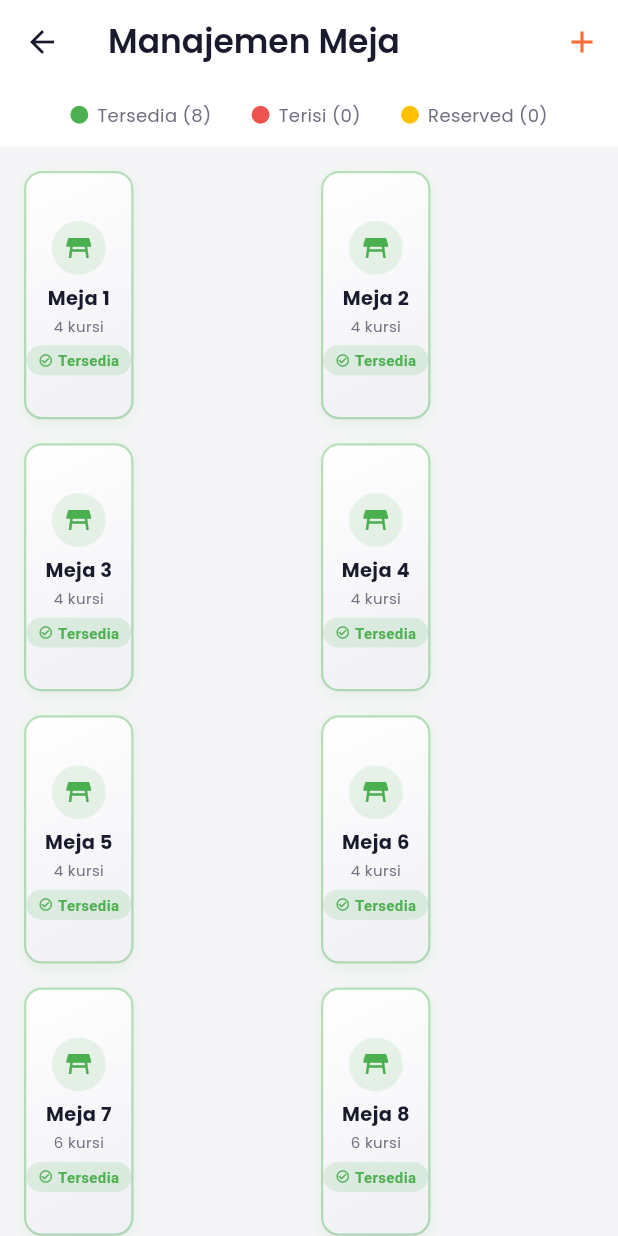
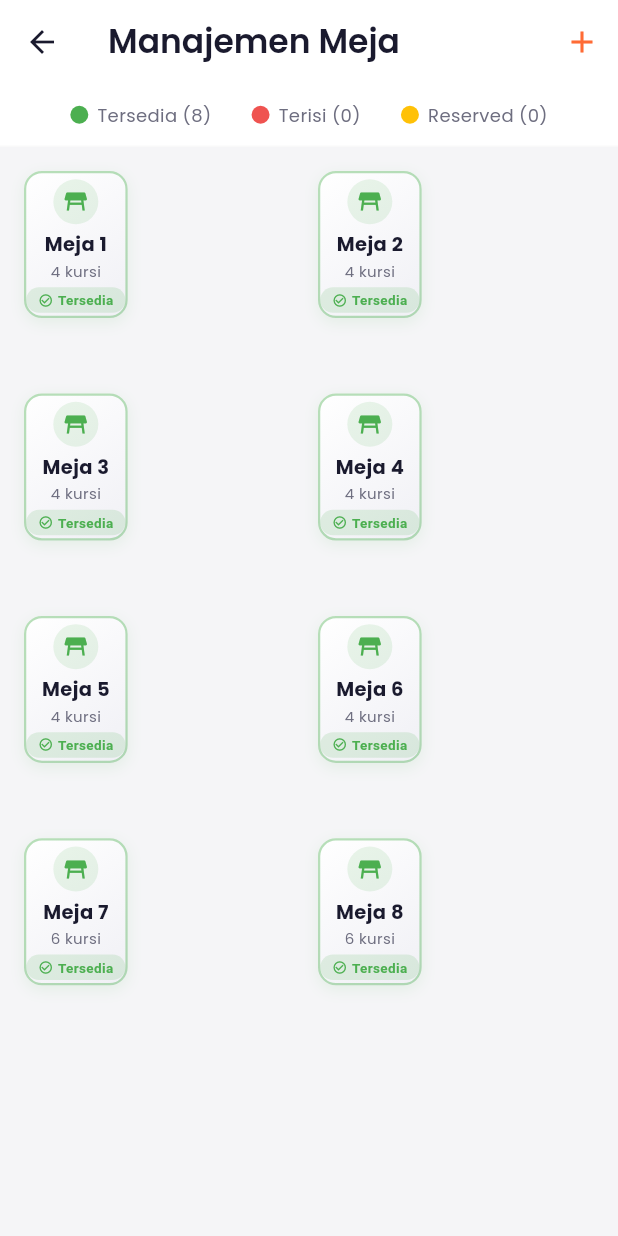
Before and after one commit to Lucifer-pw/Dapoer-Manahan-POS, a Flutter app: the TableScreen screen opened directly, on a phone screen of 412 x 824 dp. Run offline on Flutter 3.47's test engine with Material 3 defaults, Android fonts, the phone set to English and light mode, and no system bars; our stand-ins replace cached_network_image, cloud_firestore, connectivity_plus, device_info_plus, dio, firebase_auth and 14 more; missing offline and left inert: blue_thermal_printer, dart:html, google_mlkit_text_recognition; accounts and stored records are empty; network calls fail; project files that could hold a hidden picture were left out.

Commit message:
fix: make table cards and layout even more compact on mobile/Android and bump version to 1.3.7+73

```diff
--- a/lib/screens/table_screen.dart
+++ b/lib/screens/table_screen.dart
@@ -215,9 +215,9 @@ class _TableScreenState extends State<TableScreen> {
                           gridDelegate: isMobile
                               ? const SliverGridDelegateWithFixedCrossAxisCount(
                                   crossAxisCount: 2,
-                                  childAspectRatio: 1.1,
-                                  crossAxisSpacing: 16,
-                                  mainAxisSpacing: 16,
+                                  childAspectRatio: 1.35,
+                                  crossAxisSpacing: 12,
+                                  mainAxisSpacing: 12,
                                 )
                               : const SliverGridDelegateWithMaxCrossAxisExtent(
                                   maxCrossAxisExtent: 180,
--- a/lib/widgets/table_card.dart
+++ b/lib/widgets/table_card.dart
@@ -121,22 +121,23 @@ class TableCard extends StatelessWidget {
             ),
             child: Column(
               mainAxisAlignment: MainAxisAlignment.center,
+              mainAxisSize: isMobile ? MainAxisSize.min : MainAxisSize.max,
               children: [
-                SizedBox(height: isMobile ? 6 : 8), // Memberikan sedikit ruang di atas
+                SizedBox(height: isMobile ? 4 : 8),
                 // Table icon with status glow
                 Container(
-                  padding: EdgeInsets.all(isMobile ? 8 : 12),
+                  padding: EdgeInsets.all(isMobile ? 6 : 12),
                   decoration: BoxDecoration(
                     color: _statusColor.withOpacity(0.12),
                     shape: BoxShape.circle,
                   ),
                   child: Icon(
                     Icons.table_restaurant,
-                    size: isMobile ? 20 : 24,
+                    size: isMobile ? 18 : 24,
                     color: _statusColor,
                   ),
                 ),
-                SizedBox(height: isMobile ? 6 : 8),
+                SizedBox(height: isMobile ? 4 : 8),
 
                 // Table number
                 Text(
@@ -146,20 +147,20 @@ class TableCard extends StatelessWidget {
                     fontSize: isMobile ? 13 : 15,
                   ),
                 ),
-                SizedBox(height: isMobile ? 2 : 4),
+                SizedBox(height: isMobile ? 1 : 4),
 
                 // Capacity
                 Text(
                   '${table.capacity} kursi',
                   style: AppTextStyles.caption.copyWith(fontSize: isMobile ? 10 : 11),
                 ),
-                SizedBox(height: isMobile ? 6 : 8),
+                SizedBox(height: isMobile ? 4 : 8),
 
                 // Status chip
                 Container(
                   padding: EdgeInsets.symmetric(
                     horizontal: isMobile ? 8 : 10,
-                    vertical: isMobile ? 3 : 4,
+                    vertical: isMobile ? 2 : 4,
                   ),
                   decoration: BoxDecoration(
                     color: _statusColor.withOpacity(0.15),
@@ -174,7 +175,7 @@ class TableCard extends StatelessWidget {
                         _statusText,
                         style: TextStyle(
                           color: _statusColor,
-                          fontSize: isMobile ? 10 : 11,
+                          fontSize: isMobile ? 9 : 11,
                           fontWeight: FontWeight.w600,
                         ),
                       ),
--- a/pubspec.yaml
+++ b/pubspec.yaml
@@ -1,7 +1,7 @@
 name: dapoer_pos
 description: "Dapoer Manahan - Aplikasi POS Restoran"
 publish_to: 'none'
-version: 1.3.7+72
+version: 1.3.7+73
 
 environment:
   sdk: '>=3.3.0 <4.0.0'
```
Also changed, not shown: 1 other file.
